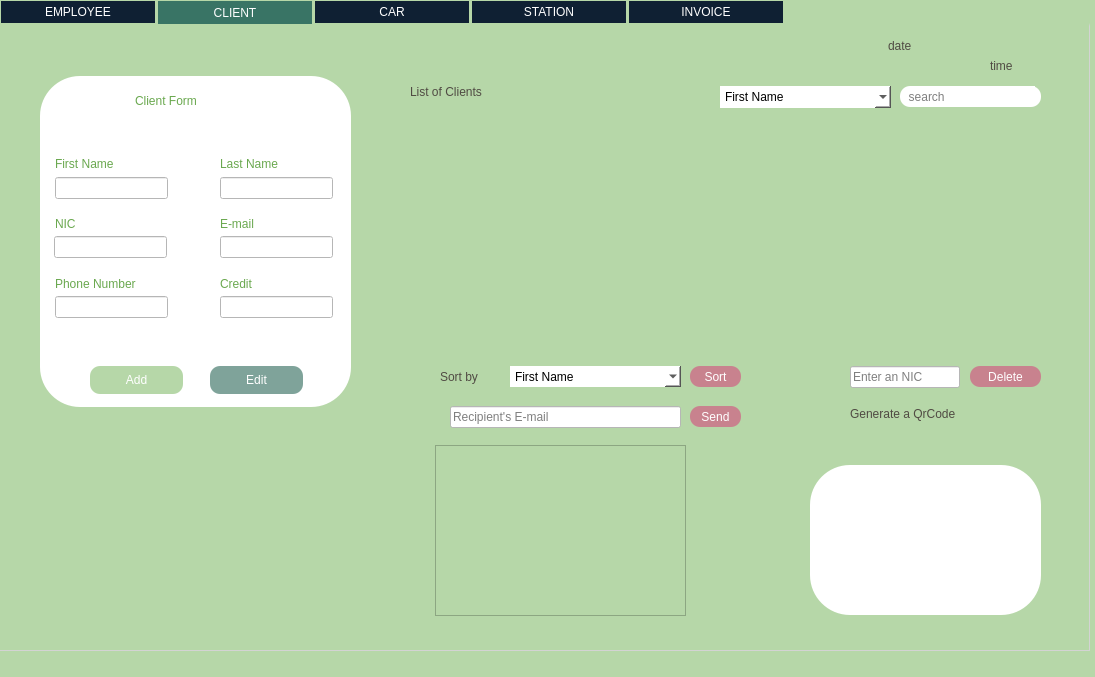
Above: mainwindow.ui from skander-kechaou/SMART-charging-station before the change. Below: the same form after it.
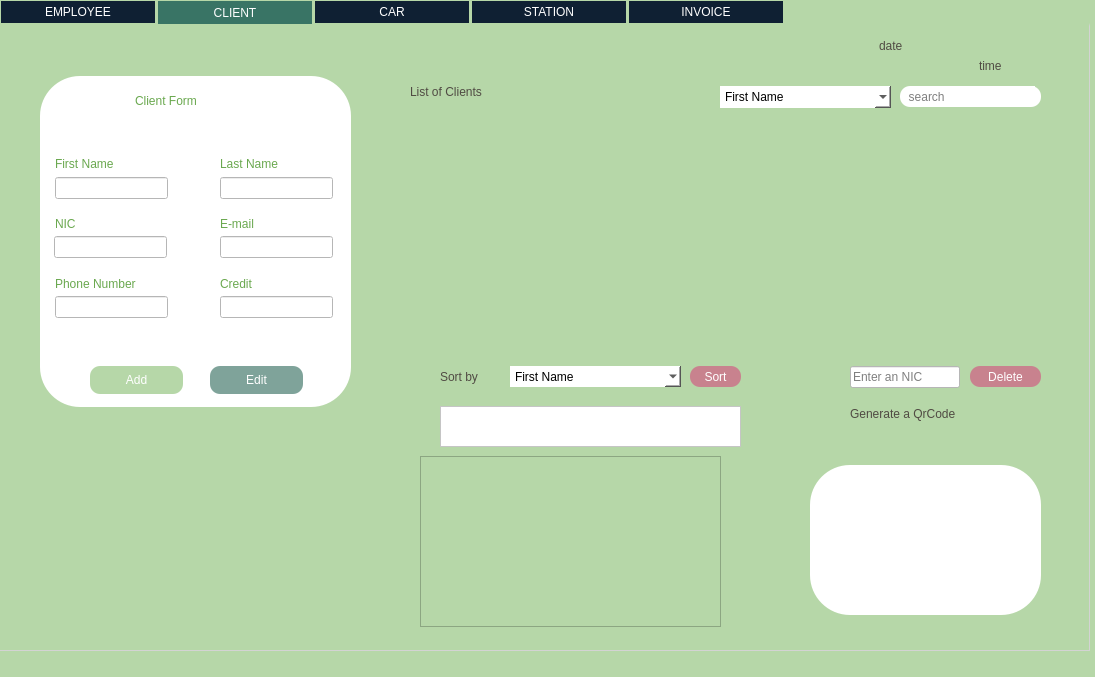
That is the form after the change. Icons and pictures are not drawn.

Commit message: 6th commit from Client on mainwindow.ui

What changed in the file:
```diff
--- a/mainwindow.ui
+++ b/mainwindow.ui
@@ -779,22 +779,6 @@
         <normaloff>search-interface-symbol.png</normaloff>search-interface-symbol.png</iconset>
       </property>
      </widget>
-     <widget class="QLabel" name="mailing">
-      <property name="geometry">
-       <rect>
-        <x>410</x>
-        <y>380</y>
-        <width>31</width>
-        <height>21</height>
-       </rect>
-      </property>
-      <property name="text">
-       <string/>
-      </property>
-      <property name="pixmap">
-       <pixmap>email.png</pixmap>
-      </property>
-     </widget>
      <widget class="QLabel" name="trashcan">
       <property name="geometry">
        <rect>
@@ -960,9 +944,9 @@
      <widget class="QFrame" name="chart">
       <property name="geometry">
        <rect>
-        <x>435</x>
-        <y>419</y>
-        <width>251</width>
+        <x>420</x>
+        <y>430</y>
+        <width>301</width>
         <height>171</height>
        </rect>
       </property>
@@ -973,36 +957,6 @@
        <enum>QFrame::Raised</enum>
       </property>
      </widget>
-     <widget class="QPushButton" name="sendButton">
-      <property name="geometry">
-       <rect>
-        <x>690</x>
-        <y>380</y>
-        <width>51</width>
-        <height>21</height>
-       </rect>
-      </property>
-      <property name="styleSheet">
-       <string notr="true">QPushButton
-{
-	color: rgb(255, 255, 255);
-	background-color: rgb(200, 130, 142);
-	font: 10pt &quot;Berlin Sans FB&quot;;
-	border-radius: 10px;
-}
-
-QPushButton:hover
-{
-	color: rgb(255, 255, 255);
-	font: 12pt &quot;Berlin Sans FB&quot;;
-	background-color: rgb(167, 82, 97);
-	border-radius: 10px;
-}</string>
-      </property>
-      <property name="text">
-       <string>Send</string>
-      </property>
-     </widget>
      <widget class="QPushButton" name="deleteButton">
       <property name="geometry">
        <rect>
@@ -1049,30 +1003,10 @@
        <pixmap>sort.png</pixmap>
       </property>
      </widget>
-     <widget class="QLineEdit" name="recipientEdit">
-      <property name="geometry">
-       <rect>
-        <x>450</x>
-        <y>380</y>
-        <width>231</width>
-        <height>22</height>
-       </rect>
-      </property>
-      <property name="styleSheet">
-       <string notr="true">QLineEdit
-{
-	background-color: rgb(255, 255, 255);
-	font: 9pt &quot;Berlin Sans FB&quot;;
-}</string>
-      </property>
-      <property name="placeholderText">
-       <string>Recipient's E-mail</string>
-      </property>
-     </widget>
      <widget class="QLabel" name="Date">
       <property name="geometry">
        <rect>
-        <x>888</x>
+        <x>879</x>
         <y>10</y>
         <width>161</width>
         <height>20</height>
@@ -1093,7 +1027,7 @@
      <widget class="QLabel" name="time">
       <property name="geometry">
        <rect>
-        <x>990</x>
+        <x>979</x>
         <y>30</y>
         <width>61</width>
         <height>20</height>
@@ -1111,6 +1045,49 @@
        <string>time</string>
       </property>
      </widget>
+     <widget class="QPushButton" name="historyButton">
+      <property name="geometry">
+       <rect>
+        <x>405</x>
+        <y>383</y>
+        <width>31</width>
+        <height>31</height>
+       </rect>
+      </property>
+      <property name="text">
+       <string/>
+      </property>
+      <property name="icon">
+       <iconset>
+        <normaloff>history.png</normaloff>history.png</iconset>
+      </property>
+      <property name="iconSize">
+       <size>
+        <width>31</width>
+        <height>31</height>
+       </size>
+      </property>
+      <property name="flat">
+       <bool>true</bool>
+      </property>
+     </widget>
+     <widget class="QTextEdit" name="historyEdit">
+      <property name="geometry">
+       <rect>
+        <x>440</x>
+        <y>380</y>
+        <width>301</width>
+        <height>41</height>
+       </rect>
+      </property>
+      <property name="styleSheet">
+       <string notr="true">QTextEdit
+{
+	background-color: rgb(255, 255, 255);
+	font: 7pt &quot;Berlin Sans FB&quot;;
+}</string>
+      </property>
+     </widget>
     </widget>
     <widget class="QWidget" name="tab_2">
      <attribute name="title">
```
